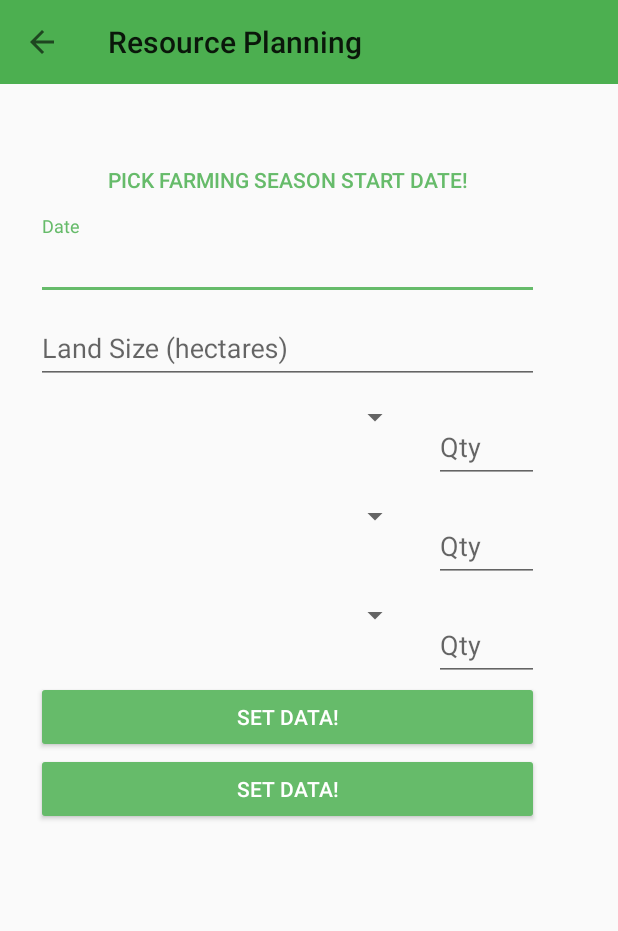
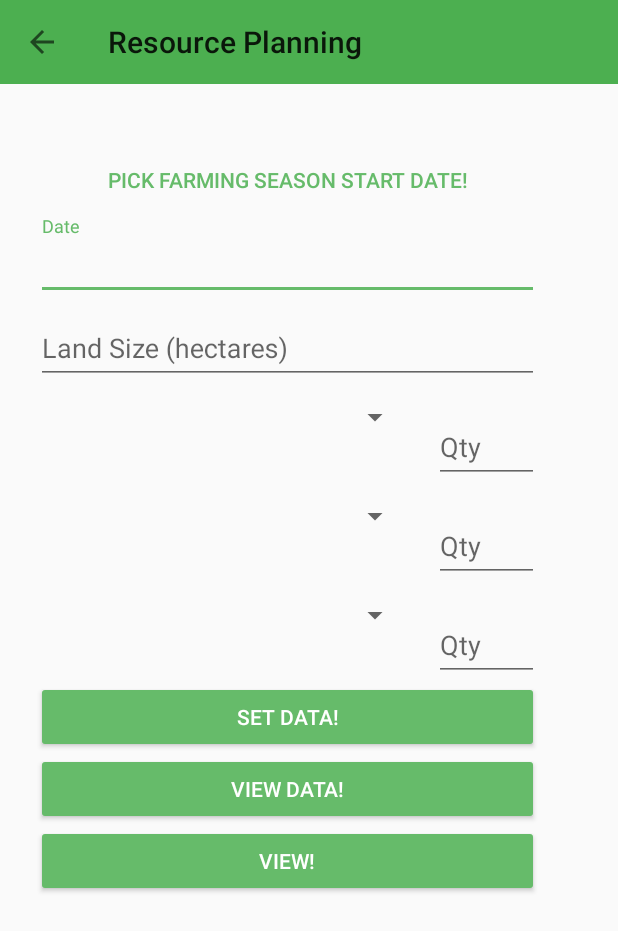
Before and after one commit to mariisy/AllSeasons_, an Android app: the SettingsAddFarmingSeason screen opened directly, with no data from a screen before it, on a phone screen of 412 x 824 dp. Shown: the top 931 px of the screen. Run offline under Robolectric (Android 15) with nearby library versions, the phone set to English and light mode, and no system bars; libraries missing offline, so code that uses them is left out: com.weiwangcn.betterspinner; plain views replace MaterialBetterSpinner; 6 statements that could not run were skipped.

Commit message:
git comit mari: UI

```diff
--- a/app/src/main/java/com/example/maricalara/allseasons/Controller/AccountingDAO.java
+++ b/app/src/main/java/com/example/maricalara/allseasons/Controller/AccountingDAO.java
@@ -8,8 +8,11 @@ import com.example.maricalara.allseasons.Model.DBHelper;
 import java.util.ArrayList;
 
 public interface AccountingDAO {
+
     Cursor getAllDataWPI(DBHelper dbHelper);
+    Cursor getAllPlan(DBHelper dbHelper);
     void addEntry(DBHelper dbHelper, String type);
+    public void addEntryPlanning(DBHelper dbHelper, ArrayList<Object> objArray, double hectareSize);
     Crops retrieveOne(DBHelper dbHelper, String type, String name);
     boolean checkExistingWPI(DBHelper dbHelper);
     void updateWPI(DBHelper dbHelper, ArrayList<Object> objArray);
--- a/app/src/main/java/com/example/maricalara/allseasons/Model/DBHelper.java
+++ b/app/src/main/java/com/example/maricalara/allseasons/Model/DBHelper.java
@@ -56,6 +56,9 @@ public class DBHelper extends SQLiteOpenHelper {
     public String dbColumnCustomerID = "CUSTOMER_ID";
 
 
+    public String dbColumnSeedsName = "SEEDS_NAME";
+    public String dbColumnFertilizerName = "FERTILIZER_NAME";
+    public String dbColumnInsecticidesName = "INSECTICIDES_NAME";
     public String dbColumnSeedsPrice = "SEEDS_PRICE";
     public String dbColumnFertilizerPrice = "FERTILIZER_PRICE";
     public String dbColumnInsecticidesPrice = "INSECTICIDES_PRICE";
@@ -196,6 +199,9 @@ public class DBHelper extends SQLiteOpenHelper {
 
     private String dbBuildQuery16 = "CREATE TABLE " + dbResourcePlanningTable + " ( " +
             dBColumnName + " TEXT, " +
+            dbColumnSeedsName + " TEXT, " +
+            dbColumnFertilizerName + " TEXT, " +
+            dbColumnInsecticidesName + " TEXT, " +
             dbColumnSeedsPrice + " REAL, " +
             dbColumnFertilizerPrice + " REAL, " +
             dbColumnInsecticidesPrice + " REAL, " +
@@ -309,6 +315,7 @@ public class DBHelper extends SQLiteOpenHelper {
         db.execSQL(dbBuildQuery8);
         db.execSQL(dbBuildQuery10);
         db.execSQL(dbBuildQuery5);
+        db.execSQL(dbBuildQuery16);
     //    db.execSQL(dbBuildQuery11);
     }
 
--- a/app/src/main/res/layout/activity_settings_add_farming_season.xml
+++ b/app/src/main/res/layout/activity_settings_add_farming_season.xml
@@ -179,7 +179,14 @@
                 style="@style/Widget.AppCompat.Button.Colored"
                 android:layout_width="fill_parent"
                 android:layout_height="wrap_content"
-                android:text="Set Data!" />
+                android:text="View Data!" />
+
+            <android.support.v7.widget.AppCompatButton
+                android:id="@+id/btnView"
+                style="@style/Widget.AppCompat.Button.Colored"
+                android:layout_width="fill_parent"
+                android:layout_height="wrap_content"
+                android:text="View!" />
 
 
         </LinearLayout>
```
Also changed, not shown: app/src/main/java/com/example/maricalara/allseasons/Activity/SettingsAddFarmingSeason.java (+102 -13 lines), app/src/main/java/com/example/maricalara/allseasons/Controller/AccountingDAOImpl.java (+55 -0 lines).
